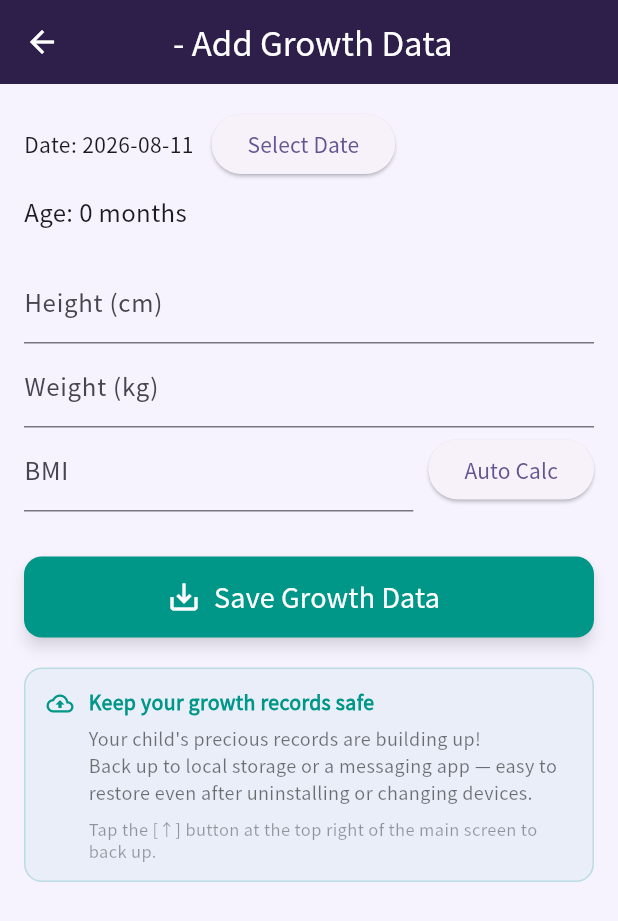
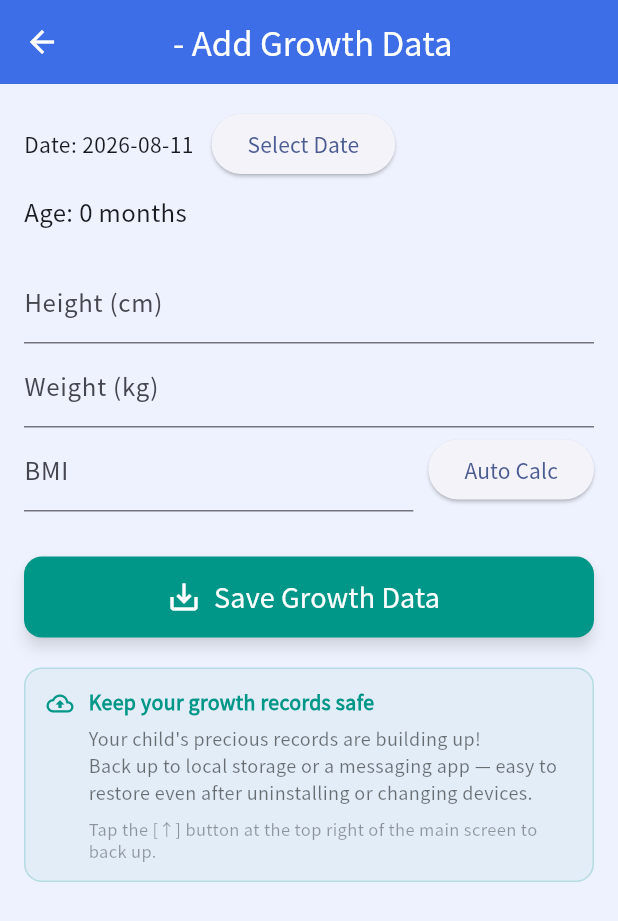
Before and after one commit to jeonbowon/growth_tracking_graph, a Flutter app: the ChildGrowthInput screen opened directly with empty values, on a phone screen of 412 x 824 dp. Shown: the top 921 px of the screen. Run offline on Flutter 3.47's test engine with Material 3 defaults, Android fonts, the light colour scheme and no system bars; our stand-ins replace fl_chart, google_mobile_ads, in_app_review, package_info_plus, share_plus, shared_preferences; missing offline and left inert: facebook_audience_network, file_selector, in_app_update; accounts and stored records are empty; network calls fail.

Commit message:
UI 개선: 만나이 병기, 데이터 카드 월령 배지, 색상 인디고블루

```diff
--- a/lib/app_colors.dart
+++ b/lib/app_colors.dart
@@ -4,8 +4,8 @@ import 'package:flutter/material.dart';
 class AppColors {
   const AppColors._();
 
-  static const Color accent = Color(0xFF7C5CFF);
-  static const Color appBar = Color(0xFF2D1E4A);
-  static const Color bg = Color(0xFFF6F3FF);
-  static const Color bottomBar = Color(0xFF1E1633);
+  static const Color accent = Color(0xFF3D6EE8);
+  static const Color appBar = Color(0xFF3D6EE8);
+  static const Color bg = Color(0xFFEEF2FE);
+  static const Color bottomBar = Color(0xFF2A50B8);
 }
--- a/lib/app_strings.dart
+++ b/lib/app_strings.dart
@@ -109,8 +109,30 @@ class AppStrings {
       isKo ? '$name - 성장 데이터 입력' : '$name - Add Growth Data';
   static String measureDate(String date) =>
       isKo ? '측정일: $date' : 'Date: $date';
+  /// 월령 → "만 N세 M개월" 라벨. 12개월 미만은 빈 문자열 반환.
+  /// [compact]는 영어 표기에만 영향 (true: "3y 10m", false: "3 yr 10 mo").
+  static String ageYearMonthLabel(int months, {bool compact = false}) {
+    if (months < 12) return '';
+    final y = months ~/ 12;
+    final m = months % 12;
+    if (isKo) {
+      return m == 0 ? '만 ${y}세' : '만 ${y}세 ${m}개월';
+    }
+    if (compact) {
+      return m == 0 ? '${y}y' : '${y}y ${m}m';
+    }
+    return m == 0 ? '${y} yr' : '${y} yr ${m} mo';
+  }
+
+  /// 월령 → " (만 N세 M개월)" 병기 접미사. 12개월 미만은 빈 문자열.
+  static String ageYearMonthSuffix(int months, {bool compact = false}) {
+    final label = ageYearMonthLabel(months, compact: compact);
+    return label.isEmpty ? '' : ' ($label)';
+  }
+
   static String ageMonths(int months) =>
-      isKo ? '월령: ${months}개월' : 'Age: $months months';
+      (isKo ? '월령: ${months}개월' : 'Age: $months months') +
+      ageYearMonthSuffix(months);
   static String get selectDate => isKo ? '날짜 선택' : 'Select Date';
   static String get labelHeight => isKo ? '키 (cm)' : 'Height (cm)';
   static String get labelWeight => isKo ? '몸무게 (kg)' : 'Weight (kg)';
@@ -168,10 +190,15 @@ class AppStrings {
       isKo ? '저장 중 오류가 발생했습니다.' : 'Save error.';
   static String entryDateAge(String date, int months) =>
       isKo ? '$date · ${months}개월' : '$date · ${months}mo';
+  /// 리스트 카드 1줄: 날짜 + (12개월↑) 만나이 병기. 월령 숫자는 왼쪽 배지가 담당.
+  static String entryDateWithYearMonth(String date, int months) {
+    final ym = ageYearMonthLabel(months, compact: true);
+    return ym.isEmpty ? date : '$date · $ym';
+  }
   static String entryHeightWeightBmi(String h, String w, String bmi) =>
       isKo
-          ? '키 $h cm / 몸무게 $w kg / BMI $bmi'
-          : 'Ht $h cm / Wt $w kg / BMI $bmi';
+          ? '키 $h · 체중 $w · BMI $bmi'
+          : 'Ht $h · Wt $w · BMI $bmi';
   static String get deleteTooltip => isKo ? '삭제' : 'Delete';
   static String get dateLabel => isKo ? '날짜: ' : 'Date: ';
   static String get labelBmiEdit => isKo ? 'BMI (자동/수동)' : 'BMI (auto/manual)';
```
Also changed, not shown: lib/child_growth_list.dart (+31 -8 lines).
